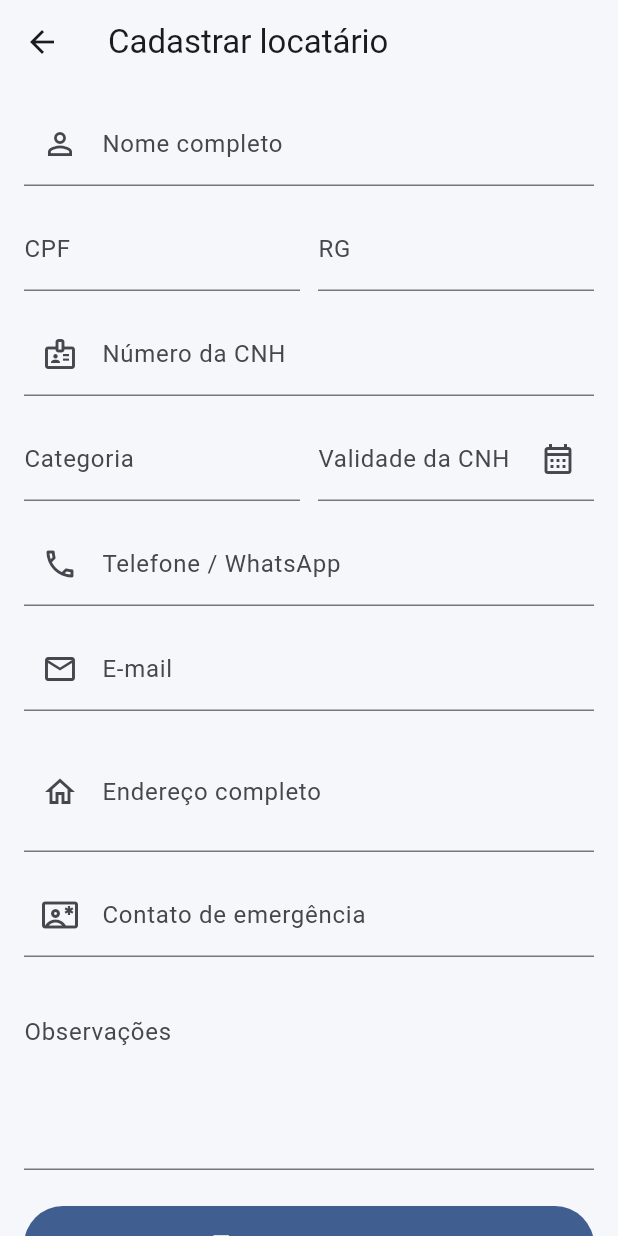
After one commit to wuliane/frotas_helper, a Flutter app: the RentersPage screen opened directly, after a tap on "Cadastrar locatário", on a phone screen of 412 x 824 dp. The commit adds this screen. Run offline on Flutter 3.47's test engine with Material 3 defaults, Android fonts, the phone set to English and light mode, and no system bars; our stand-ins replace sqflite, sqflite_common_ffi; accounts and stored records are empty.

Commit message:
v0.3 - Cadastro de locatários

```diff
--- /dev/null
+++ b/lib/models/renter_model.dart
@@ -0,0 +1,63 @@
+class RenterModel {
+  final int? id;
+  final String name;
+  final String cpf;
+  final String rg;
+  final String cnh;
+  final String cnhCategory;
+  final String cnhExpiration;
+  final String phone;
+  final String email;
+  final String address;
+  final String emergencyContact;
+  final String notes;
+
+  const RenterModel({
+    this.id,
+    required this.name,
+    required this.cpf,
+    required this.rg,
+    required this.cnh,
+    required this.cnhCategory,
+    required this.cnhExpiration,
+    required this.phone,
+    required this.email,
+    required this.address,
+    required this.emergencyContact,
+    required this.notes,
+  });
+
+  Map<String, dynamic> toMap() {
+    return {
+      'id': id,
+      'name': name,
+      'cpf': cpf,
+      'rg': rg,
+      'cnh': cnh,
+      'cnhCategory': cnhCategory,
+      'cnhExpiration': cnhExpiration,
+      'phone': phone,
+      'email': email,
+      'address': address,
+      'emergencyContact': emergencyContact,
+      'notes': notes,
+    };
+  }
+
+  factory RenterModel.fromMap(Map<String, dynamic> map) {
+    return RenterModel(
+      id: map['id'] as int?,
+      name: map['name'] as String? ?? '',
+      cpf: map['cpf'] as String? ?? '',
+      rg: map['rg'] as String? ?? '',
+      cnh: map['cnh'] as String? ?? '',
+      cnhCategory: map['cnhCategory'] as String? ?? '',
+      cnhExpiration: map['cnhExpiration'] as String? ?? '',
+      phone: map['phone'] as String? ?? '',
+      email: map['email'] as String? ?? '',
+      address: map['address'] as String? ?? '',
+      emergencyContact: map['emergencyContact'] as String? ?? '',
+      notes: map['notes'] as String? ?? '',
+    );
+  }
+}
--- /dev/null
+++ b/lib/screens/renters/add_renter_page.dart
@@ -0,0 +1,317 @@
+import 'package:flutter/material.dart';
+
+import '../../core/database/database_helper.dart';
+import '../../models/renter_model.dart';
+
+class AddRenterPage extends StatefulWidget {
+  final RenterModel? renter;
+
+  const AddRenterPage({
+    super.key,
+    this.renter,
+  });
+
+  @override
+  State<AddRenterPage> createState() => _AddRenterPageState();
+}
+
+class _AddRenterPageState extends State<AddRenterPage> {
+  final _formKey = GlobalKey<FormState>();
+
+  final _nameController = TextEditingController();
+  final _cpfController = TextEditingController();
+  final _rgController = TextEditingController();
+  final _cnhController = TextEditingController();
+  final _cnhCategoryController = TextEditingController();
+  final _cnhExpirationController = TextEditingController();
+  final _phoneController = TextEditingController();
+  final _emailController = TextEditingController();
+  final _addressController = TextEditingController();
+  final _emergencyContactController = TextEditingController();
+  final _notesController = TextEditingController();
+
+  bool _saving = false;
+
+  bool get _isEditing => widget.renter != null;
+
+  @override
+  void initState() {
+    super.initState();
+
+    final renter = widget.renter;
+
+    if (renter != null) {
+      _nameController.text = renter.name;
+      _cpfController.text = renter.cpf;
+      _rgController.text = renter.rg;
+      _cnhController.text = renter.cnh;
+      _cnhCategoryController.text = renter.cnhCategory;
+      _cnhExpirationController.text = renter.cnhExpiration;
+      _phoneController.text = renter.phone;
+      _emailController.text = renter.email;
+      _addressController.text = renter.address;
+      _emergencyContactController.text = renter.emergencyContact;
+      _notesController.text = renter.notes;
+    }
+  }
+
+  @override
+  void dispose() {
+    _nameController.dispose();
+    _cpfController.dispose();
+    _rgController.dispose();
+    _cnhController.dispose();
+    _cnhCategoryController.dispose();
+    _cnhExpirationController.dispose();
+    _phoneController.dispose();
+    _emailController.dispose();
+    _addressController.dispose();
+    _emergencyContactController.dispose();
+    _notesController.dispose();
+    super.dispose();
+  }
+
+  String? _requiredValidator(String? value) {
+    if (value == null || value.trim().isEmpty) {
+      return 'Campo obrigatório';
+    }
+
+    return null;
+  }
+
+  Future<void> _selectCnhExpiration() async {
+    final currentDate = DateTime.now();
+
+    final selectedDate = await showDatePicker(
+      context: context,
+      initialDate: currentDate,
+      firstDate: DateTime(2000),
+      lastDate: DateTime(currentDate.year + 20),
+    );
+
+    if (selectedDate == null) {
+      return;
+    }
+
+    _cnhExpirationController.text =
+        '${selectedDate.day.toString().padLeft(2, '0')}/'
+        '${selectedDate.month.toString().padLeft(2, '0')}/'
+        '${selectedDate.year}';
+  }
+
+  Future<void> _saveRenter() async {
+    if (!_formKey.currentState!.validate()) {
+      return;
+    }
+
+    setState(() {
+      _saving = true;
+    });
+
+    try {
+      final renter = RenterModel(
+        id: widget.renter?.id,
+        name: _nameController.text.trim(),
+        cpf: _cpfController.text.trim(),
+        rg: _rgController.text.trim(),
+        cnh: _cnhController.text.trim(),
+        cnhCategory: _cnhCategoryController.text.trim().toUpperCase(),
+        cnhExpiration: _cnhExpirationController.text.trim(),
+        phone: _phoneController.text.trim(),
+        email: _emailController.text.trim(),
+        address: _addressController.text.trim(),
+        emergencyContact: _emergencyContactController.text.trim(),
+        notes: _notesController.text.trim(),
+      );
+
+      if (_isEditing) {
+        await DatabaseHelper.instance.updateRenter(renter);
+      } else {
+        await DatabaseHelper.instance.insertRenter(renter);
+      }
+
+      if (!mounted) {
+        return;
+      }
+
+      Navigator.pop(context, true);
+    } catch (error) {
+      if (!mounted) {
+        return;
+      }
+
+      ScaffoldMessenger.of(context).showSnackBar(
+        SnackBar(
+          content: Text('Não foi possível salvar: $error'),
+        ),
+      );
+    } finally {
+      if (mounted) {
+        setState(() {
+          _saving = false;
+        });
+      }
+    }
+  }
+
+  @override
+  Widget build(BuildContext context) {
+    return Scaffold(
+      appBar: AppBar(
+        title: Text(
+          _isEditing ? 'Editar locatário' : 'Cadastrar locatário',
+        ),
+      ),
+      body: SafeArea(
+        child: Form(
+          key: _formKey,
+          child: ListView(
+            padding: const EdgeInsets.fromLTRB(16, 12, 16, 32),
+            children: [
+              TextFormField(
+                controller: _nameController,
+                textCapitalization: TextCapitalization.words,
+                decoration: const InputDecoration(
+                  labelText: 'Nome completo',
+                  prefixIcon: Icon(Icons.person_outline),
+                ),
+                validator: _requiredValidator,
+              ),
+              const SizedBox(height: 14),
+              Row(
+                children: [
+                  Expanded(
+                    child: TextFormField(
+                      controller: _cpfController,
+                      keyboardType: TextInputType.number,
+                      decoration: const InputDecoration(
+                        labelText: 'CPF',
+                      ),
+                      validator: _requiredValidator,
+                    ),
+                  ),
+                  const SizedBox(width: 12),
+                  Expanded(
+                    child: TextFormField(
+                      controller: _rgController,
+                      decoration: const InputDecoration(
+                        labelText: 'RG',
+                      ),
+                    ),
+                  ),
+                ],
+              ),
+              const SizedBox(height: 14),
+              TextFormField(
+                controller: _cnhController,
+                keyboardType: TextInputType.number,
+                decoration: const InputDecoration(
+                  labelText: 'Número da CNH',
+                  prefixIcon: Icon(Icons.badge_outlined),
+                ),
+                validator: _requiredValidator,
+              ),
+              const SizedBox(height: 14),
+              Row(
+                children: [
+                  Expanded(
+                    child: TextFormField(
+                      controller: _cnhCategoryController,
+                      textCapitalization: TextCapitalization.characters,
+                      decoration: const InputDecoration(
+                        labelText: 'Categoria',
+                        hintText: 'B',
+                      ),
+                    ),
+                  ),
+                  const SizedBox(width: 12),
+                  Expanded(
+                    child: TextFormField(
+                      controller: _cnhExpirationController,
+                      readOnly: true,
+                      onTap: _selectCnhExpiration,
+                      decoration: const InputDecoration(
+                        labelText: 'Validade da CNH',
+                        suffixIcon: Icon(Icons.calendar_month_outlined),
+                      ),
+                    ),
+                  ),
+                ],
+              ),
+              const SizedBox(height: 14),
+              TextFormField(
+                controller: _phoneController,
+                keyboardType: TextInputType.phone,
+                decoration: const InputDecoration(
+                  labelText: 'Telefone / WhatsApp',
+                  prefixIcon: Icon(Icons.phone_outlined),
+                ),
+                validator: _requiredValidator,
+              ),
+              const SizedBox(height: 14),
+              TextFormField(
+                controller: _emailController,
+                keyboardType: TextInputType.emailAddress,
+                decoration: const InputDecoration(
+                  labelText: 'E-mail',
+                  prefixIcon: Icon(Icons.email_outlined),
+                ),
+              ),
+              const SizedBox(height: 14),
+              TextFormField(
+                controller: _addressController,
+                textCapitalization: TextCapitalization.sentences,
+                maxLines: 2,
+                decoration: const InputDecoration(
+                  labelText: 'Endereço completo',
+                  prefixIcon: Icon(Icons.home_outlined),
+                ),
+              ),
+              const SizedBox(height: 14),
+              TextFormField(
+                controller: _emergencyContactController,
+                decoration: const InputDecoration(
+                  labelText: 'Contato de emergência',
+                  hintText: 'Nome e telefone',
+                  prefixIcon: Icon(Icons.contact_emergency_outlined),
+                ),
+              ),
+              const SizedBox(height: 14),
+              TextFormField(
+                controller: _notesController,
+                maxLines: 4,
+                decoration: const InputDecoration(
+                  labelText: 'Observações',
+                  alignLabelWithHint: true,
+                ),
+              ),
+              const SizedBox(height: 24),
+              SizedBox(
+                height: 52,
+                child: FilledButton.icon(
+                  onPressed: _saving ? null : _saveRenter,
+                  icon: _saving
+                      ? const SizedBox(
+                          width: 20,
+                          height: 20,
+                          child: CircularProgressIndicator(
+                            strokeWidth: 2,
+                          ),
+                        )
+                      : const Icon(Icons.save_outlined),
+                  label: Text(
+                    _saving
+                        ? 'Salvando...'
+                        : _isEditing
+                            ? 'Salvar alterações'
+                            : 'Salvar locatário',
+                  ),
+                ),
+              ),
+            ],
+          ),
+        ),
+      ),
+    );
+  }
+}
--- /dev/null
+++ b/lib/screens/renters/renters_page.dart
@@ -0,0 +1,266 @@
+import 'package:flutter/material.dart';
+
+import '../../core/database/database_helper.dart';
+import '../../models/renter_model.dart';
+import 'add_renter_page.dart';
+
+class RentersPage extends StatefulWidget {
+  const RentersPage({super.key});
+
+  @override
+  State<RentersPage> createState() => _RentersPageState();
+}
+
+class _RentersPageState extends State<RentersPage> {
+  bool _loading = true;
+  List<RenterModel> _renters = [];
+
+  @override
+  void initState() {
+    super.initState();
+    _loadRenters();
+  }
+
+  Future<void> _loadRenters() async {
+    setState(() {
+      _loading = true;
+    });
+
+    try {
+      final renters = await DatabaseHelper.instance.getRenters();
+
+      if (!mounted) {
+        return;
+      }
+
+      setState(() {
+        _renters = renters;
+      });
+    } finally {
+      if (mounted) {
+        setState(() {
+          _loading = false;
+        });
+      }
+    }
+  }
+
+  Future<void> _openForm({RenterModel? renter}) async {
+    final saved = await Navigator.push<bool>(
+      context,
+      MaterialPageRoute(
+        builder: (_) => AddRenterPage(renter: renter),
+      ),
+    );
+
+    if (saved == true) {
+      await _loadRenters();
+    }
+  }
+
+  Future<void> _deleteRenter(RenterModel renter) async {
+    if (renter.id == null) {
+      return;
+    }
+
+    final confirmed = await showDialog<bool>(
+      context: context,
+      builder: (dialogContext) {
+        return AlertDialog(
+          title: const Text('Excluir locatário'),
+          content: Text(
+            'Deseja excluir o cadastro de ${renter.name}?',
+          ),
+          actions: [
+            TextButton(
+              onPressed: () {
+                Navigator.pop(dialogContext, false);
+              },
+              child: const Text('Cancelar'),
+            ),
+            FilledButton(
+              onPressed: () {
+                Navigator.pop(dialogContext, true);
+              },
+              child: const Text('Excluir'),
+            ),
+          ],
+        );
+      },
+    );
+
+    if (confirmed != true) {
+      return;
+    }
+
+    await DatabaseHelper.instance.deleteRenter(renter.id!);
+    await _loadRenters();
+  }
+
+  @override
+  Widget build(BuildContext context) {
+    return Scaffold(
+      appBar: AppBar(
+        title: const Text('Locatários'),
+      ),
+      floatingActionButton: FloatingActionButton.extended(
+        onPressed: _openForm,
+        icon: const Icon(Icons.person_add_outlined),
+        label: const Text('Novo locatário'),
+      ),
+      body: _loading
+          ? const Center(
+              child: CircularProgressIndicator(),
+            )
+          : _renters.isEmpty
+              ? _EmptyRenters(onAdd: _openForm)
+              : ListView.separated(
+                  padding: const EdgeInsets.fromLTRB(16, 12, 16, 100),
+                  itemCount: _renters.length,
+                  separatorBuilder: (_, __) {
+                    return const SizedBox(height: 12);
+                  },
+                  itemBuilder: (context, index) {
+                    final renter = _renters[index];
+
+                    return Card(
+                      clipBehavior: Clip.antiAlias,
+                      child: InkWell(
+                        onTap: () {
+                          _openForm(renter: renter);
+                        },
+                        child: Padding(
+                          padding: const EdgeInsets.all(16),
+                          child: Row(
+                            children: [
+                              CircleAvatar(
+                                radius: 27,
+                                child: Text(
+                                  renter.name.isEmpty
+                                      ? '?'
+                                      : renter.name[0].toUpperCase(),
+                                  style: const TextStyle(
+                                    fontSize: 20,
+                                    fontWeight: FontWeight.bold,
+                                  ),
+                                ),
+                              ),
+                              const SizedBox(width: 14),
+                              Expanded(
+                                child: Column(
+                                  crossAxisAlignment:
+                                      CrossAxisAlignment.start,
+                                  children: [
+                                    Text(
+                                      renter.name,
+                                      style: const TextStyle(
+                                        fontSize: 17,
+                                        fontWeight: FontWeight.bold,
+                                      ),
+                                    ),
+                                    const SizedBox(height: 4),
+                                    Text('CPF: ${renter.cpf}'),
+                                    const SizedBox(height: 2),
+                                    Text('Telefone: ${renter.phone}'),
+                                    if (renter.cnhExpiration.isNotEmpty) ...[
+                                      const SizedBox(height: 2),
+                                      Text(
+                                        'CNH válida até: '
+                                        '${renter.cnhExpiration}',
+                                      ),
+                                    ],
+                                  ],
+                                ),
+                              ),
+                              PopupMenuButton<String>(
+                                onSelected: (value) {
+                                  if (value == 'edit') {
+                                    _openForm(renter: renter);
+                                  }
+
+                                  if (value == 'delete') {
+                                    _deleteRenter(renter);
+                                  }
+                                },
+                                itemBuilder: (_) {
+                                  return const [
+                                    PopupMenuItem(
+                                      value: 'edit',
+                                      child: Row(
+                                        children: [
+                                          Icon(Icons.edit_outlined),
+                                          SizedBox(width: 10),
+                                          Text('Editar'),
+                                        ],
+                                      ),
+                                    ),
+                                    PopupMenuItem(
+                                      value: 'delete',
+                                      child: Row(
+                                        children: [
+                                          Icon(Icons.delete_outline),
+                                          SizedBox(width: 10),
+                                          Text('Excluir'),
+                                        ],
+                                      ),
+                                    ),
+                                  ];
+                                },
+                              ),
+                            ],
+                          ),
+                        ),
+                      ),
+                    );
+                  },
+                ),
+    );
+  }
+}
+
+class _EmptyRenters extends StatelessWidget {
+  final VoidCallback onAdd;
+
+  const _EmptyRenters({
+    required this.onAdd,
+  });
+
+  @override
+  Widget build(BuildContext context) {
+    return Center(
+      child: Padding(
+        padding: const EdgeInsets.all(32),
+        child: Column(
+          mainAxisSize: MainAxisSize.min,
+          children: [
+            Icon(
+              Icons.people_outline,
+              size: 72,
+              color: Theme.of(context).colorScheme.primary,
+            ),
+            const SizedBox(height: 18),
+            const Text(
+              'Nenhum locatário cadastrado',
+              textAlign: TextAlign.center,
+              style: TextStyle(
+                fontSize: 21,
+                fontWeight: FontWeight.bold,
+              ),
+            ),
+            const SizedBox(height: 8),
+            const Text(
+              'Cadastre a primeira pessoa que aluga seus veículos.',
+              textAlign: TextAlign.center,
+            ),
+            const SizedBox(height: 22),
+            FilledButton.icon(
+              onPressed: onAdd,
+              icon: const Icon(Icons.person_add_outlined),
+              label: const Text('Cadastrar locatário'),
+            ),
+          ],
+        ),
+      ),
+    );
+  }
+}
```
Also changed, not shown: lib/core/database/database_helper.dart (+83 -8 lines), lib/screens/dashboard/dashboard_page.dart (+9 -1 lines).
